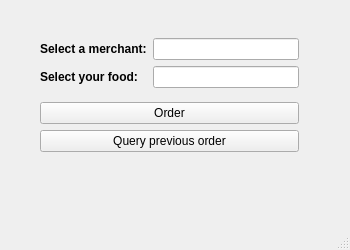
Old version of the form Experiment 3/ex4/windowUI.ui in the repository shawnhuangyh/Python-Computing.
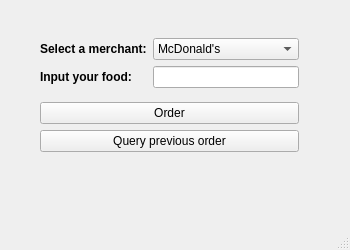
New version of the form.

Diff of the .ui file:
```diff
--- a/Experiment 3/ex4/windowUI.ui
+++ b/Experiment 3/ex4/windowUI.ui
@@ -14,7 +14,7 @@
    <string>MainWindow</string>
   </property>
   <widget class="QWidget" name="centralwidget">
-   <widget class="QWidget" name="">
+   <widget class="QWidget" name="layoutWidget">
     <property name="geometry">
      <rect>
       <x>40</x>
@@ -26,9 +26,6 @@
     <layout class="QVBoxLayout" name="verticalLayout_2">
      <item>
       <layout class="QGridLayout" name="gridLayout">
-       <item row="0" column="1">
-        <widget class="QLineEdit" name="merchant"/>
-       </item>
        <item row="0" column="0">
         <widget class="QLabel" name="merchant_prompt">
          <property name="font">
@@ -51,13 +48,32 @@
           </font>
          </property>
          <property name="text">
-          <string>Select your food:</string>
+          <string>Input your food:</string>
          </property>
         </widget>
        </item>
        <item row="1" column="1">
         <widget class="QLineEdit" name="food"/>
        </item>
+       <item row="0" column="1">
+        <widget class="QComboBox" name="merchant">
+         <item>
+          <property name="text">
+           <string>McDonald's</string>
+          </property>
+         </item>
+         <item>
+          <property name="text">
+           <string>Burger King</string>
+          </property>
+         </item>
+         <item>
+          <property name="text">
+           <string>KFC</string>
+          </property>
+         </item>
+        </widget>
+       </item>
       </layout>
      </item>
      <item>
```
Left out of the diff: 2 changed lines with no effect on the pictures.
